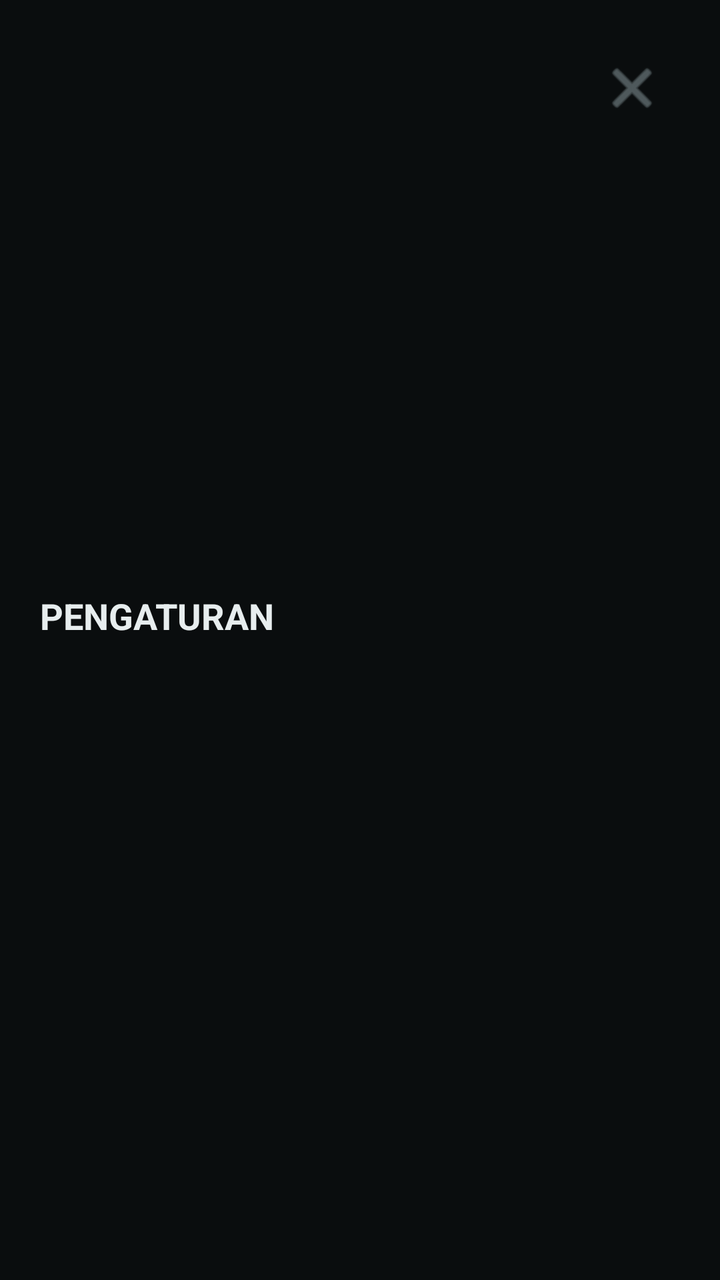
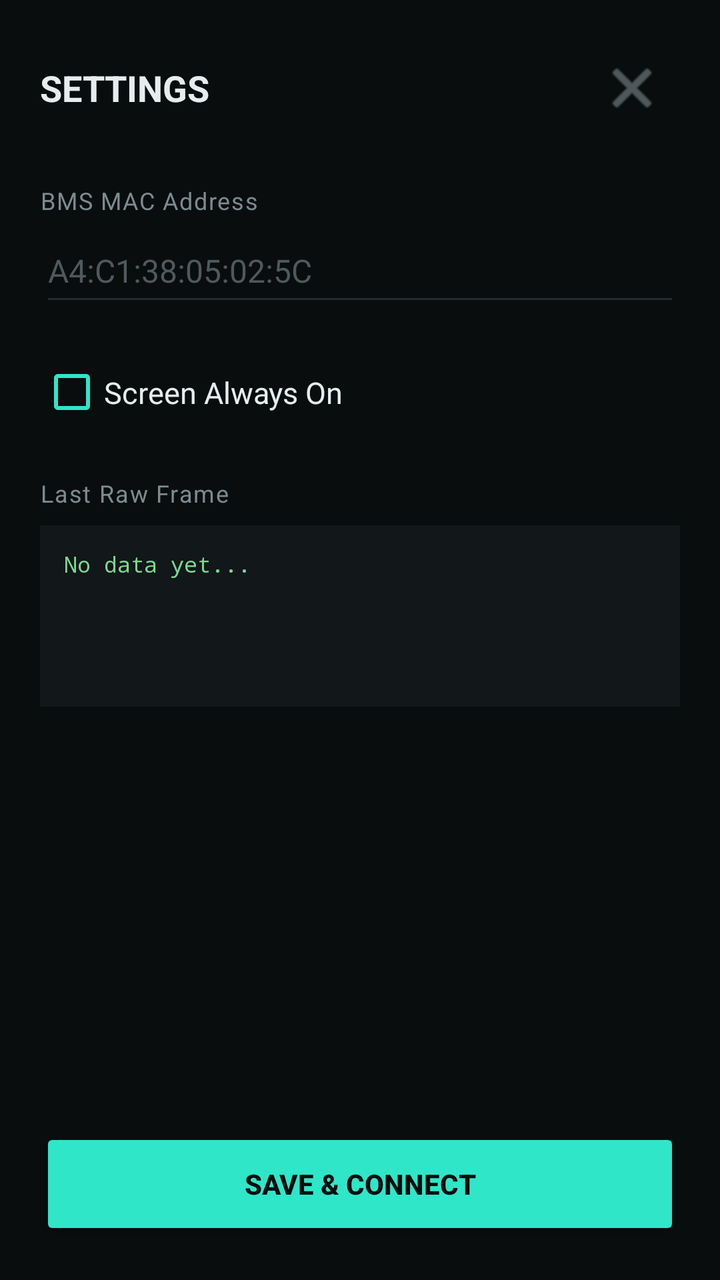

An Android layout rendered at two revisions. The XML below is the earlier revision; the diff shows what the commit changed to produce the second picture.
<!-- AndroidManifest.xml: application theme Theme.AppCompat.DayNight.NoActionBar -->
<!-- res/layout/dialog_settings.xml -->
<?xml version="1.0" encoding="utf-8"?>
<LinearLayout xmlns:android="http://schemas.android.com/apk/res/android"
    xmlns:app="http://schemas.android.com/apk/res-auto"
    android:layout_width="match_parent"
    android:layout_height="match_parent"
    android:orientation="vertical"
    android:background="#0A0D0E"
    android:padding="20dp">

    <RelativeLayout
        android:layout_width="match_parent"
        android:layout_height="match_parent"
        android:layout_marginBottom="24dp">

        <TextView
            android:layout_width="wrap_content"
            android:layout_height="wrap_content"
            android:text="PENGATURAN"
            android:textColor="#E7EDEE"
            android:textSize="18sp"
            android:textStyle="bold"
            android:layout_centerVertical="true" />

        <ImageButton
            android:id="@+id/btnClose"
            android:layout_width="48dp"
            android:layout_height="48dp"
            android:layout_alignParentEnd="true"
            android:background="?attr/selectableItemBackgroundBorderless"
            android:src="@android:drawable/ic_menu_close_clear_cancel"
            android:contentDescription="Tutup"
            app:tint="#7C8B8F" />
    </RelativeLayout>

    <ScrollView
        android:layout_width="match_parent"
        android:layout_height="0dp"
        android:layout_weight="1">

        <LinearLayout
            android:layout_width="match_parent"
            android:layout_height="wrap_content"
            android:orientation="vertical">

            <TextView
                android:layout_width="wrap_content"
                android:layout_height="wrap_content"
                android:text="MAC Address BMS"
                android:textColor="#7C8B8F"
                android:textSize="12sp"
                android:letterSpacing="0.05" />

            <EditText
                android:id="@+id/macInput"
                android:layout_width="match_parent"
                android:layout_height="wrap_content"
                android:hint="A4:C1:38:05:02:5C"
                android:textColor="#E7EDEE"
                android:textColorHint="#4E5A5D"
                android:textSize="16sp"
                android:singleLine="true"
                android:inputType="textCapCharacters"
                android:backgroundTint="#232C2F"
                android:layout_marginTop="4dp"
                android:paddingVertical="12dp" />

            <CheckBox
                android:id="@+id/cbAlwaysOn"
                android:layout_width="match_parent"
                android:layout_height="wrap_content"
                android:text="Layar Selalu Nyala (Always On)"
                android:textColor="#E7EDEE"
                android:textSize="15sp"
                android:layout_marginTop="20dp"
                android:buttonTint="#2FE6C9"
                android:paddingVertical="8dp" />

            <TextView
                android:layout_width="wrap_content"
                android:layout_height="wrap_content"
                android:text="Raw Frame Terakhir"
                android:textColor="#7C8B8F"
                android:textSize="12sp"
                android:layout_marginTop="24dp"
                android:letterSpacing="0.05" />

            <TextView
                android:id="@+id/tvRawData"
                android:layout_width="match_parent"
                android:layout_height="wrap_content"
                android:background="#12171A"
                android:padding="12dp"
                android:text="Belum ada data..."
                android:textColor="#7BD88F"
                android:fontFamily="monospace"
                android:textSize="11sp"
                android:layout_marginTop="8dp"
                android:minLines="5" />
        </LinearLayout>
    </ScrollView>

    <Button
        android:id="@+id/btnSave"
        android:layout_width="match_parent"
        android:layout_height="56dp"
        android:text="SIMPAN &amp; HUBUNGKAN"
        android:layout_marginTop="20dp"
        android:backgroundTint="#2FE6C9"
        android:textColor="#0A0D0E"
        android:textStyle="bold" />

</LinearLayout>
<!-- resources referenced by this layout -->
<resources>

</resources>

<!-- the commit's change to res/layout/dialog_settings.xml (unified diff, before → after) -->
@@ -9,13 +9,13 @@
 
     <RelativeLayout
         android:layout_width="match_parent"
-        android:layout_height="match_parent"
+        android:layout_height="wrap_content"
         android:layout_marginBottom="24dp">
 
         <TextView
             android:layout_width="wrap_content"
             android:layout_height="wrap_content"
-            android:text="PENGATURAN"
+            android:text="@string/settings"
             android:textColor="#E7EDEE"
             android:textSize="18sp"
             android:textStyle="bold"
@@ -28,7 +28,7 @@
             android:layout_alignParentEnd="true"
             android:background="?attr/selectableItemBackgroundBorderless"
             android:src="@android:drawable/ic_menu_close_clear_cancel"
-            android:contentDescription="Tutup"
+            android:contentDescription="@string/close"
             app:tint="#7C8B8F" />
     </RelativeLayout>
 
@@ -45,7 +45,7 @@
             <TextView
                 android:layout_width="wrap_content"
                 android:layout_height="wrap_content"
-                android:text="MAC Address BMS"
+                android:text="@string/bms_mac_address"
                 android:textColor="#7C8B8F"
                 android:textSize="12sp"
                 android:letterSpacing="0.05" />
@@ -68,7 +68,7 @@
                 android:id="@+id/cbAlwaysOn"
                 android:layout_width="match_parent"
                 android:layout_height="wrap_content"
-                android:text="Layar Selalu Nyala (Always On)"
+                android:text="@string/screen_always_on"
                 android:textColor="#E7EDEE"
                 android:textSize="15sp"
                 android:layout_marginTop="20dp"
@@ -78,7 +78,7 @@
             <TextView
                 android:layout_width="wrap_content"
                 android:layout_height="wrap_content"
-                android:text="Raw Frame Terakhir"
+                android:text="@string/last_raw_frame"
                 android:textColor="#7C8B8F"
                 android:textSize="12sp"
                 android:layout_marginTop="24dp"
@@ -90,7 +90,7 @@
                 android:layout_height="wrap_content"
                 android:background="#12171A"
                 android:padding="12dp"
-                android:text="Belum ada data..."
+                android:text="@string/no_data_yet"
                 android:textColor="#7BD88F"
                 android:fontFamily="monospace"
                 android:textSize="11sp"
@@ -103,7 +103,7 @@
         android:id="@+id/btnSave"
         android:layout_width="match_parent"
         android:layout_height="56dp"
-        android:text="SIMPAN &amp; HUBUNGKAN"
+        android:text="@string/save_connect"
         android:layout_marginTop="20dp"
         android:backgroundTint="#2FE6C9"
         android:textColor="#0A0D0E"
<!-- resource entries referenced after the edit -->
@@ -1,5 +1,11 @@
 <!-- resources referenced by this layout -->
 <resources>
-
+  <string name="bms_mac_address">BMS MAC Address</string>
+  <string name="close">Close</string>
+  <string name="last_raw_frame">Last Raw Frame</string>
+  <string name="no_data_yet">No data yet...</string>
+  <string name="save_connect">SAVE &amp; CONNECT</string>
+  <string name="screen_always_on">Screen Always On</string>
+  <string name="settings">SETTINGS</string>
 </resources>
 
